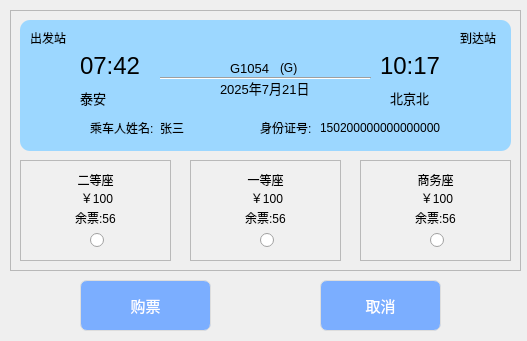
First picture: the form in TicketPurchasingInterface.ui, repository AzureXu2005/HighSpeedRailSystem, before the edit.
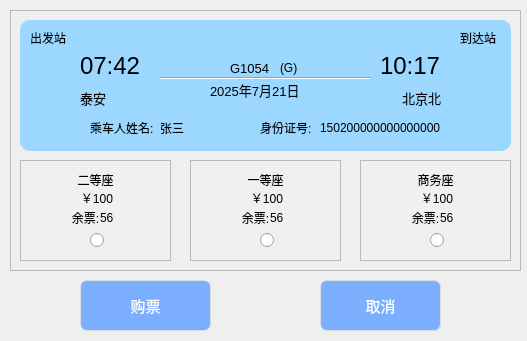
Second picture: the form after the edit.

Commit message: 初步完成了用户界面的部分

What changed in the file:
```diff
--- a/TicketPurchasingInterface.ui
+++ b/TicketPurchasingInterface.ui
@@ -90,7 +90,7 @@
       <rect>
        <x>60</x>
        <y>70</y>
-       <width>51</width>
+       <width>71</width>
        <height>16</height>
       </rect>
      </property>
@@ -106,9 +106,9 @@
     <widget class="QLabel" name="label_13">
      <property name="geometry">
       <rect>
-       <x>370</x>
+       <x>340</x>
        <y>70</y>
-       <width>54</width>
+       <width>81</width>
        <height>16</height>
       </rect>
      </property>
@@ -120,6 +120,9 @@
      <property name="text">
       <string>北京北</string>
      </property>
+     <property name="alignment">
+      <set>Qt::AlignmentFlag::AlignRight|Qt::AlignmentFlag::AlignTrailing|Qt::AlignmentFlag::AlignVCenter</set>
+     </property>
     </widget>
     <widget class="QLabel" name="label_14">
      <property name="geometry">
@@ -160,10 +163,10 @@
     <widget class="QLabel" name="label_15">
      <property name="geometry">
       <rect>
-       <x>200</x>
+       <x>190</x>
        <y>60</y>
-       <width>91</width>
-       <height>16</height>
+       <width>111</width>
+       <height>20</height>
       </rect>
      </property>
      <property name="font">
@@ -328,14 +331,14 @@
     <widget class="QLabel" name="label_3">
      <property name="geometry">
       <rect>
-       <x>50</x>
+       <x>40</x>
        <y>50</y>
        <width>51</width>
        <height>16</height>
       </rect>
      </property>
      <property name="text">
-      <string>余票:56</string>
+      <string>余票:</string>
      </property>
      <property name="alignment">
       <set>Qt::AlignmentFlag::AlignCenter</set>
@@ -354,6 +357,19 @@
       <string/>
      </property>
     </widget>
+    <widget class="QLabel" name="labelRemaining2">
+     <property name="geometry">
+      <rect>
+       <x>80</x>
+       <y>50</y>
+       <width>54</width>
+       <height>16</height>
+      </rect>
+     </property>
+     <property name="text">
+      <string>56</string>
+     </property>
+    </widget>
    </widget>
    <widget class="QFrame" name="frame_5">
     <property name="geometry">
@@ -413,23 +429,7 @@
       <set>Qt::AlignmentFlag::AlignCenter</set>
      </property>
     </widget>
-    <widget class="QLabel" name="label_9">
-     <property name="geometry">
-      <rect>
-       <x>50</x>
-       <y>50</y>
-       <width>51</width>
-       <height>16</height>
-      </rect>
-     </property>
-     <property name="text">
-      <string>余票:56</string>
-     </property>
-     <property name="alignment">
-      <set>Qt::AlignmentFlag::AlignCenter</set>
-     </property>
-    </widget>
-    <widget class="QRadioButton" name="radioButton_3">
+    <widget class="QRadioButton" name="radioButton1">
      <property name="geometry">
       <rect>
        <x>70</x>
@@ -442,6 +442,35 @@
       <string/>
      </property>
     </widget>
+    <widget class="QLabel" name="label_4">
+     <property name="geometry">
+      <rect>
+       <x>40</x>
+       <y>50</y>
+       <width>51</width>
+       <height>16</height>
+      </rect>
+     </property>
+     <property name="text">
+      <string>余票:</string>
+     </property>
+     <property name="alignment">
+      <set>Qt::AlignmentFlag::AlignCenter</set>
+     </property>
+    </widget>
+    <widget class="QLabel" name="labelRemaining1">
+     <property name="geometry">
+      <rect>
+       <x>80</x>
+       <y>50</y>
+       <width>54</width>
+       <height>16</height>
+      </rect>
+     </property>
+     <property name="text">
+      <string>56</string>
+     </property>
+    </widget>
    </widget>
    <widget class="QFrame" name="frame_6">
     <property name="geometry">
@@ -501,23 +530,7 @@
       <set>Qt::AlignmentFlag::AlignCenter</set>
      </property>
     </widget>
-    <widget class="QLabel" name="label_25">
-     <property name="geometry">
-      <rect>
-       <x>50</x>
-       <y>50</y>
-       <width>51</width>
-       <height>16</height>
-      </rect>
-     </property>
-     <property name="text">
-      <string>余票:56</string>
-     </property>
-     <property name="alignment">
-      <set>Qt::AlignmentFlag::AlignCenter</set>
-     </property>
-    </widget>
-    <widget class="QRadioButton" name="radioButton_4">
+    <widget class="QRadioButton" name="radioButton0">
      <property name="geometry">
       <rect>
        <x>70</x>
@@ -530,6 +543,35 @@
       <string/>
      </property>
     </widget>
+    <widget class="QLabel" name="label_5">
+     <property name="geometry">
+      <rect>
+       <x>40</x>
+       <y>50</y>
+       <width>51</width>
+       <height>16</height>
+      </rect>
+     </property>
+     <property name="text">
+      <string>余票:</string>
+     </property>
+     <property name="alignment">
+      <set>Qt::AlignmentFlag::AlignCenter</set>
+     </property>
+    </widget>
+    <widget class="QLabel" name="labelRemaining0">
+     <property name="geometry">
+      <rect>
+       <x>80</x>
+       <y>50</y>
+       <width>54</width>
+       <height>16</height>
+      </rect>
+     </property>
+     <property name="text">
+      <string>56</string>
+     </property>
+    </widget>
    </widget>
   </widget>
   <widget class="QPushButton" name="pushButton">
```
Left out of the diff: 30 changed lines with no effect on the pictures. The commit also changes 5 other files.
